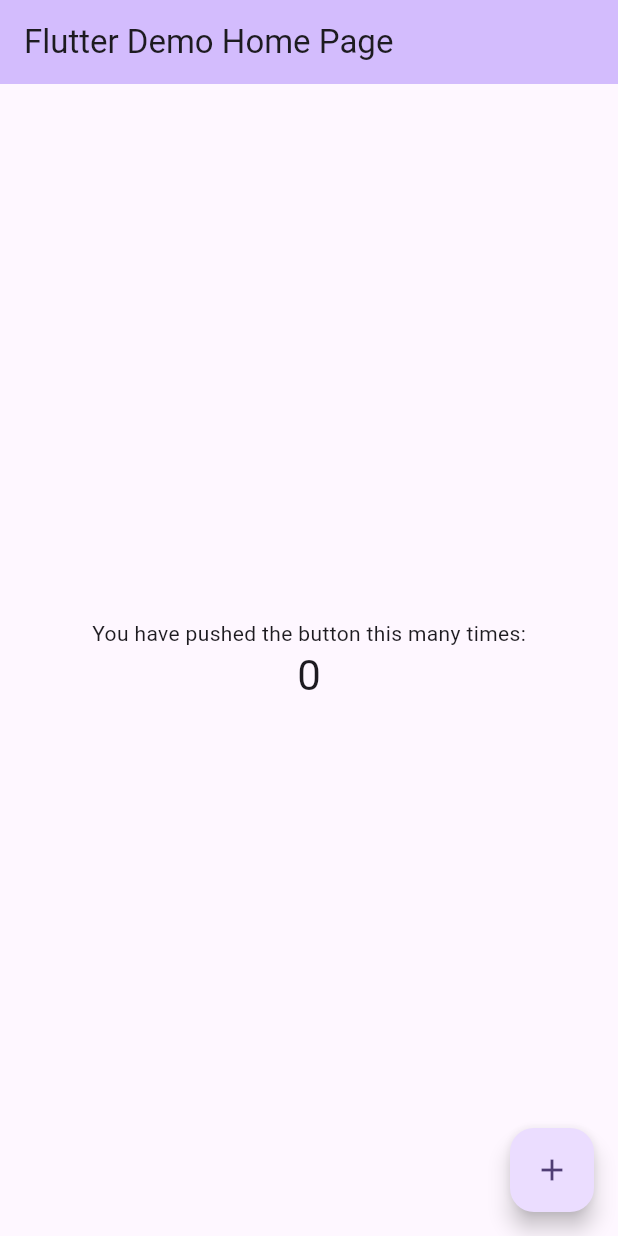
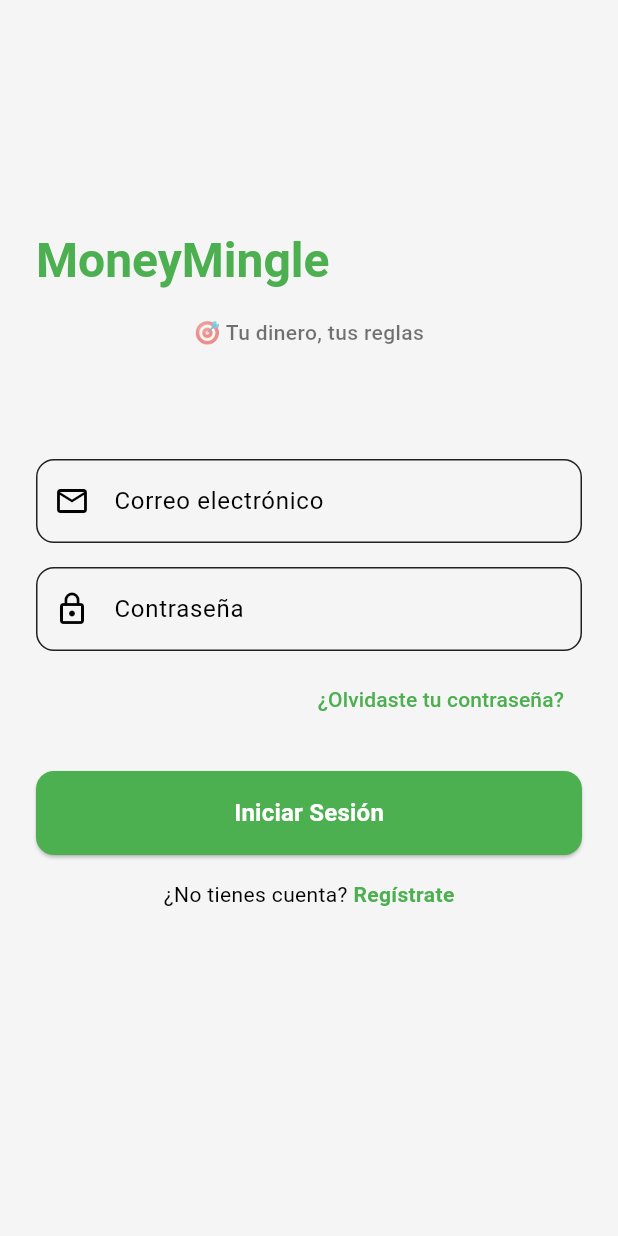
Before and after one commit to sim3075/MoneyMingle, a Flutter app: the screen it shows after launch, on a phone screen of 412 x 824 dp. Run offline on Flutter 3.47's test engine with Material 3 defaults, Android fonts, the phone set to English and light mode, and no system bars; our stand-ins replace firebase_core; accounts and stored records are empty.

Commit message:
feat: Implement login screen and authentication features
- Added LoginScreen widget with email and password fields.
- Created CustomTextField and CustomButton widgets for reusable UI components.
- Implemented QuoteCarousel for displaying motivational quotes.
- Integrated Firebase authentication and core plugins for user authentication.
- Updated pubspec.yaml to include necessary dependencies for Firebase and Riverpod.
- Registered Firebase plugins in macOS and Windows platform files.

```diff
--- /dev/null
+++ b/money_mingle/lib/app_theme.dart
@@ -0,0 +1,40 @@
+import 'package:flutter/material.dart';
+
+class AppTheme {
+  static final Color primaryColor = const Color(0xFF4CAF50);
+  static final Color secondaryColor = const Color(0xFF81C784);
+  static final Color backgroundColor = const Color(0xFFF5F5F5);
+
+  static ThemeData lightTheme = ThemeData(
+    useMaterial3: true,
+    colorScheme: ColorScheme.light(
+      primary: primaryColor,
+      secondary: secondaryColor,
+      background: backgroundColor,
+      onBackground: Colors.black87,
+      onPrimary: Colors.white,
+    ),
+    scaffoldBackgroundColor: backgroundColor,
+    appBarTheme: const AppBarTheme(
+      backgroundColor: Colors.transparent,
+      elevation: 0,
+      centerTitle: true,
+      titleTextStyle: TextStyle(
+        color: Colors.black87,
+        fontWeight: FontWeight.bold,
+        fontSize: 20,
+      ),
+      iconTheme: IconThemeData(color: Colors.black87),
+    ),
+    inputDecorationTheme: const InputDecorationTheme(
+      border: OutlineInputBorder(
+        borderRadius: BorderRadius.all(Radius.circular(12)),
+      ),
+    ),
+    textButtonTheme: TextButtonThemeData(
+      style: TextButton.styleFrom(
+        foregroundColor: primaryColor,
+      ),
+    ),
+  );
+}
--- a/money_mingle/lib/main.dart
+++ b/money_mingle/lib/main.dart
@@ -1,122 +1,21 @@
 import 'package:flutter/material.dart';
+import 'ui/pages/auth/login_screen.dart';
+import 'app_theme.dart';
 
 void main() {
-  runApp(const MyApp());
+  runApp(const MoneyMingleApp());
 }
 
-class MyApp extends StatelessWidget {
-  const MyApp({super.key});
+class MoneyMingleApp extends StatelessWidget {
+  const MoneyMingleApp({super.key});
 
-  // This widget is the root of your application.
   @override
   Widget build(BuildContext context) {
     return MaterialApp(
-      title: 'Flutter Demo',
-      theme: ThemeData(
-        // This is the theme of your application.
-        //
-        // TRY THIS: Try running your application with "flutter run". You'll see
-        // the application has a purple toolbar. Then, without quitting the app,
-        // try changing the seedColor in the colorScheme below to Colors.green
-        // and then invoke "hot reload" (save your changes or press the "hot
-        // reload" button in a Flutter-supported IDE, or press "r" if you used
-        // the command line to start the app).
-        //
-        // Notice that the counter didn't reset back to zero; the application
-        // state is not lost during the reload. To reset the state, use hot
-        // restart instead.
-        //
-        // This works for code too, not just values: Most code changes can be
-        // tested with just a hot reload.
-        colorScheme: ColorScheme.fromSeed(seedColor: Colors.deepPurple),
-      ),
-      home: const MyHomePage(title: 'Flutter Demo Home Page'),
+      title: 'MoneyMingle',
+      debugShowCheckedModeBanner: false,
+      theme: AppTheme.lightTheme,
+      home: LoginScreen(),
     );
   }
 }
-
-class MyHomePage extends StatefulWidget {
-  const MyHomePage({super.key, required this.title});
-
-  // This widget is the home page of your application. It is stateful, meaning
-  // that it has a State object (defined below) that contains fields that affect
-  // how it looks.
-
-  // This class is the configuration for the state. It holds the values (in this
-  // case the title) provided by the parent (in this case the App widget) and
-  // used by the build method of the State. Fields in a Widget subclass are
-  // always marked "final".
-
-  final String title;
-
-  @override
-  State<MyHomePage> createState() => _MyHomePageState();
-}
-
-class _MyHomePageState extends State<MyHomePage> {
-  int _counter = 0;
-
-  void _incrementCounter() {
-    setState(() {
-      // This call to setState tells the Flutter framework that something has
-      // changed in this State, which causes it to rerun the build method below
-      // so that the display can reflect the updated values. If we changed
-      // _counter without calling setState(), then the build method would not be
-      // called again, and so nothing would appear to happen.
-      _counter++;
-    });
-  }
-
-  @override
-  Widget build(BuildContext context) {
-    // This method is rerun every time setState is called, for instance as done
-    // by the _incrementCounter method above.
-    //
-    // The Flutter framework has been optimized to make rerunning build methods
-    // fast, so that you can just rebuild anything that needs updating rather
-    // than having to individually change instances of widgets.
-    return Scaffold(
-      appBar: AppBar(
-        // TRY THIS: Try changing the color here to a specific color (to
-        // Colors.amber, perhaps?) and trigger a hot reload to see the AppBar
-        // change color while the other colors stay the same.
-        backgroundColor: Theme.of(context).colorScheme.inversePrimary,
-        // Here we take the value from the MyHomePage object that was created by
-        // the App.build method, and use it to set our appbar title.
-        title: Text(widget.title),
-      ),
-      body: Center(
-        // Center is a layout widget. It takes a single child and positions it
-        // in the middle of the parent.
-        child: Column(
-          // Column is also a layout widget. It takes a list of children and
-          // arranges them vertically. By default, it sizes itself to fit its
-          // children horizontally, and tries to be as tall as its parent.
-          //
-          // Column has various properties to control how it sizes itself and
-          // how it positions its children. Here we use mainAxisAlignment to
-          // center the children vertically; the main axis here is the vertical
-          // axis because Columns are vertical (the cross axis would be
-          // horizontal).
-          //
-          // TRY THIS: Invoke "debug painting" (choose the "Toggle Debug Paint"
-          // action in the IDE, or press "p" in the console), to see the
-          // wireframe for each widget.
-          mainAxisAlignment: MainAxisAlignment.center,
-          children: <Widget>[
-            const Text('You have pushed the button this many times:'),
-            Text(
-              '$_counter',
-              style: Theme.of(context).textTheme.headlineMedium,
-            ),
-          ],
-        ),
-      ),
-      floatingActionButton: FloatingActionButton(
-        onPressed: _incrementCounter,
-        tooltip: 'Increment',
-        child: const Icon(Icons.add),
-      ), // This trailing comma makes auto-formatting nicer for build methods.
-    );
-  }
-}
--- /dev/null
+++ b/money_mingle/lib/ui/pages/auth/login_screen.dart
@@ -0,0 +1,91 @@
+import 'package:flutter/material.dart';
+import 'package:money_mingle/ui/widgets/shared/custom_textfield.dart';
+import 'package:money_mingle/ui/widgets/shared/custom_button.dart';
+import 'package:money_mingle/ui/widgets/shared/quote_carousel.dart';
+
+
+class LoginScreen extends StatelessWidget {
+  LoginScreen({super.key});
+
+  final emailController = TextEditingController();
+  final passwordController = TextEditingController();
+
+  @override
+  Widget build(BuildContext context) {
+    final theme = Theme.of(context);
+
+    return Scaffold(
+      backgroundColor: theme.colorScheme.background,
+      body: SafeArea(
+        child: Padding(
+          padding: const EdgeInsets.all(24),
+          child: Column(
+            crossAxisAlignment: CrossAxisAlignment.start,
+            children: [
+              const Spacer(flex: 2),
+              Text(
+                'MoneyMingle',
+                style: theme.textTheme.headlineLarge?.copyWith(
+                  color: theme.colorScheme.primary,
+                  fontWeight: FontWeight.bold,
+                ),
+              ),
+              const SizedBox(height: 8),
+              const QuoteCarousel(),
+              const Spacer(),
+              CustomTextField(
+                controller: emailController,
+                label: 'Correo electrónico',
+                icon: Icons.email_outlined,
+              ),
+              const SizedBox(height: 16),
+              CustomTextField(
+                controller: passwordController,
+                label: 'Contraseña',
+                icon: Icons.lock_outline,
+                obscureText: true,
+              ),
+              const SizedBox(height: 8),
+              Align(
+                alignment: Alignment.centerRight,
+                child: TextButton(
+                  onPressed: () {
+
+                  },
+                  child: const Text('¿Olvidaste tu contraseña?'),
+                ),
+              ),
+              const SizedBox(height: 24),
+              CustomButton(
+                text: 'Iniciar Sesión',
+                onPressed: () {
+
+
+                },
+              ),
+              const SizedBox(height: 16),
+              Row(
+                mainAxisAlignment: MainAxisAlignment.center,
+                children: [
+                  const Text('¿No tienes cuenta? '),
+                  GestureDetector(
+                    onTap: () {
+
+                    },
+                    child: Text(
+                      'Regístrate',
+                      style: TextStyle(color: theme.colorScheme.primary,
+                      fontWeight: FontWeight.bold
+                      ),
+                    ),
+                  ),
+                ],
+              ),
+              const Spacer(flex: 3),
+            ],
+          ),
+        ),
+      ),
+    );
+  }
+}
--- /dev/null
+++ b/money_mingle/lib/ui/widgets/shared/custom_button.dart
@@ -0,0 +1,28 @@
+import 'package:flutter/material.dart';
+
+class CustomButton extends StatelessWidget {
+  final String text;
+  final VoidCallback onPressed;
+
+  const CustomButton({super.key, required this.text, required this.onPressed});
+
+  @override
+  Widget build(BuildContext context) {
+    final theme = Theme.of(context);
+
+    return SizedBox(
+      width: double.infinity,
+      child: ElevatedButton(
+        style: ElevatedButton.styleFrom(
+          backgroundColor: theme.colorScheme.primary,
+          foregroundColor: theme.colorScheme.onPrimary,
+          shape: RoundedRectangleBorder(borderRadius: BorderRadius.circular(12)),
+          padding: const EdgeInsets.symmetric(vertical: 16),
+          textStyle: theme.textTheme.titleMedium?.copyWith(fontWeight: FontWeight.bold),
+        ),
+        onPressed: onPressed,
+        child: Text(text),
+      ),
+    );
+  }
+}
--- /dev/null
+++ b/money_mingle/lib/ui/widgets/shared/custom_textfield.dart
@@ -0,0 +1,31 @@
+import 'package:flutter/material.dart';
+
+class CustomTextField extends StatelessWidget {
+  final TextEditingController controller;
+  final String label;
+  final IconData icon;
+  final bool obscureText;
+
+  const CustomTextField({
+    super.key,
+    required this.controller,
+    required this.label,
+    required this.icon,
+    this.obscureText = false,
+  });
+
+  @override
+  Widget build(BuildContext context) {
+    return TextField(
+      controller: controller,
+      obscureText: obscureText,
+      decoration: InputDecoration(
+        labelText: label,
+        prefixIcon: Icon(icon),
+        border: const OutlineInputBorder(
+          borderRadius: BorderRadius.all(Radius.circular(12)),
+        ),
+      ),
+    );
+  }
+}
--- /dev/null
+++ b/money_mingle/lib/ui/widgets/shared/quote_carousel.dart
@@ -0,0 +1,74 @@
+import 'dart:async';
+import 'package:flutter/material.dart';
+
+class QuoteCarousel extends StatefulWidget {
+  const QuoteCarousel({super.key});
+
+  @override
+  State<QuoteCarousel> createState() => _QuoteCarouselState();
+}
+
+class _QuoteCarouselState extends State<QuoteCarousel> {
+  final PageController _controller = PageController();
+  final List<String> quotes = [
+    '💸 Controla tus gastos, controla tu vida',
+    '📈 Haz crecer tus finanzas cada día',
+    '🎯 Tu dinero, tus reglas',
+    '🧘‍♂️ Finanzas personales sin estrés',
+    '🚀 Administra, ahorra y conquista tus metas',
+  ];
+
+  int _currentIndex = 0;
+  late Timer _timer;
+
+  @override
+  void initState() {
+    super.initState();
+    _timer = Timer.periodic(const Duration(seconds: 3), (Timer timer) {
+      if (_currentIndex < quotes.length - 1) {
+        _currentIndex++;
+      } else {
+        _currentIndex = 0;
+      }
+      _controller.animateToPage(
+        _currentIndex,
+        duration: const Duration(milliseconds: 500),
+        curve: Curves.easeInOut,
+      );
+    });
+  }
+
+  @override
+  void dispose() {
+    _controller.dispose();
+    _timer.cancel();
+    super.dispose();
+  }
+
+  @override
+  Widget build(BuildContext context) {
+    final theme = Theme.of(context);
+
+    return SizedBox(
+      height: 40,
+      child: PageView.builder(
+        controller: _controller,
+        scrollDirection: Axis.vertical,
+        itemCount: quotes.length,
+        physics: const NeverScrollableScrollPhysics(),
+        itemBuilder: (context, index) {
+          return Center(
+            child: Text(
+              quotes[index],
+              textAlign: TextAlign.start,
+              style: theme.textTheme.bodyMedium?.copyWith(
+                color: Colors.black54,
+                fontWeight: FontWeight.w500,
+              ),
+            ),
+          );
+        },
+      ),
+    );
+  }
+}
```
Also changed, not shown: money_mingle/pubspec.yaml (+9 -0 lines), money_mingle/firebase.json (added), money_mingle/lib/firebase_options.dart (added), money_mingle/pubspec.lock, 6 other files.
